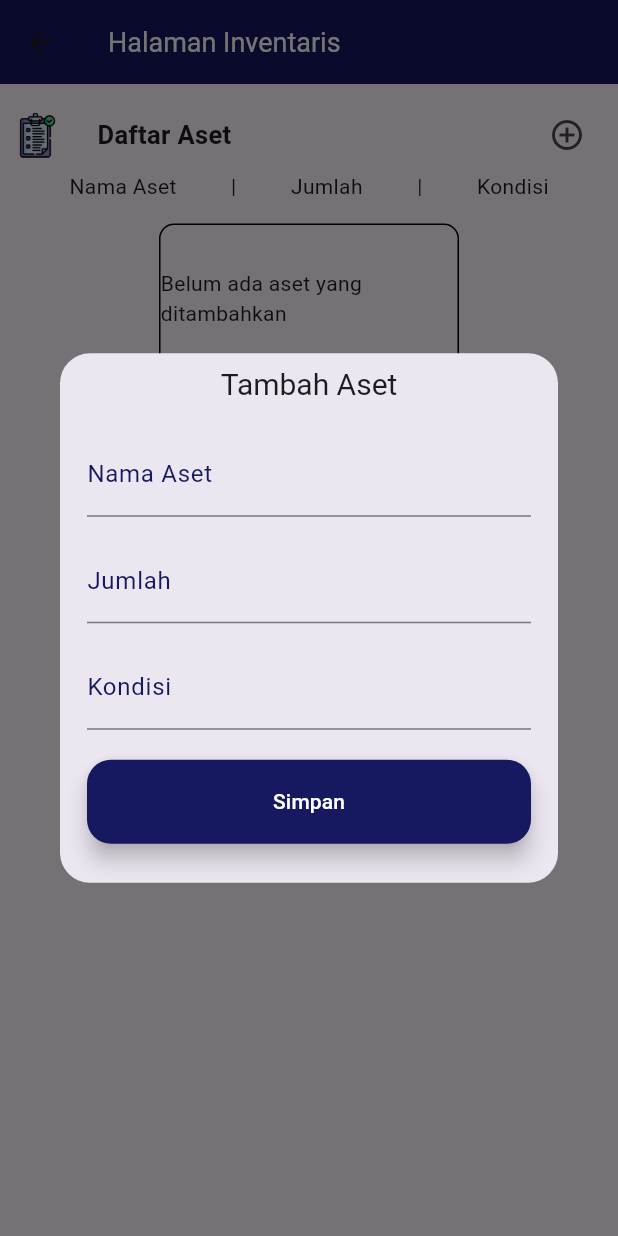
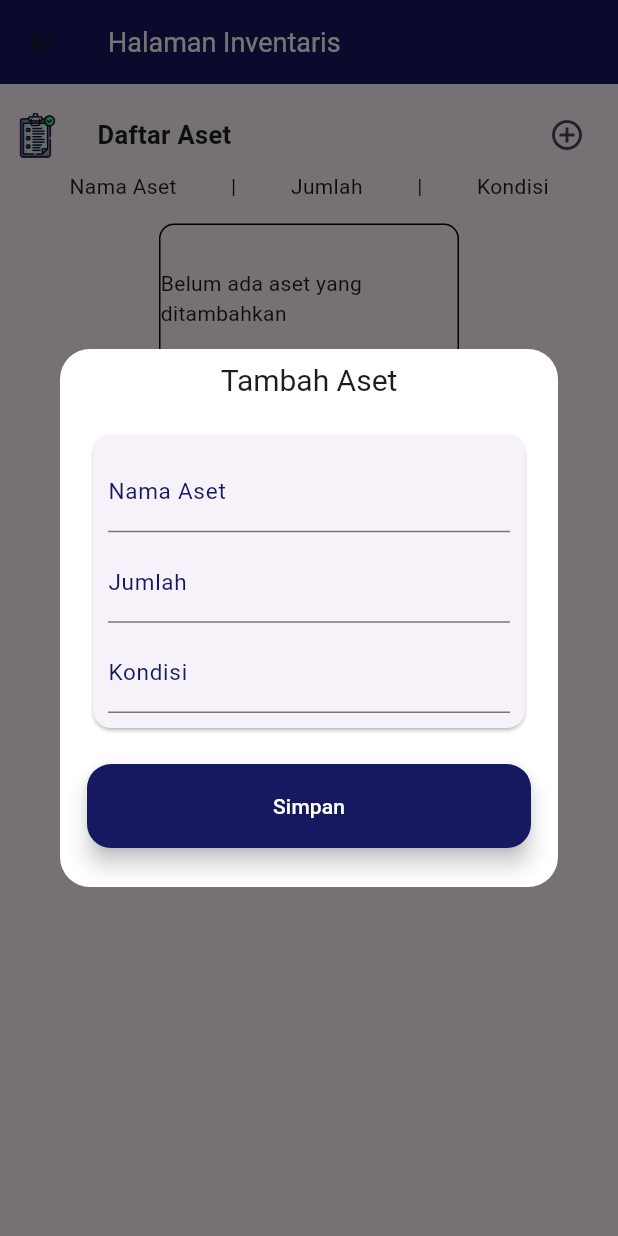
Before and after one commit to Rafiyudistra721/griya_rt_app, a Flutter app: the InvenView screen opened by its route, after a tap on the "add circle outline" icon, on a phone screen of 412 x 824 dp. Run offline on Flutter 3.47's test engine with Material 3 defaults, Android fonts, the light colour scheme and no system bars; drawn by our look-alikes of nb_utils; our stand-ins replace cloud_firestore, firebase_auth, firebase_core, firebase_storage, get; accounts and stored records are empty.

Commit message:
Add asset edit and delete functionality

```diff
--- a/lib/app/modules/inven/controllers/inven_controller.dart
+++ b/lib/app/modules/inven/controllers/inven_controller.dart
@@ -55,6 +55,7 @@ class InvenController extends GetxController {
           try {
             await invenModel.delete();
             Get.back();
+            toast("Aset Telah Dihapus");
           } catch (e) {
             print(e);
           }
--- a/lib/app/modules/inven/views/inven_view.dart
+++ b/lib/app/modules/inven/views/inven_view.dart
@@ -1,6 +1,7 @@
 import 'package:flutter/material.dart';
 
 import 'package:get/get.dart';
+import 'package:griya_rt_app/app/data/Models/inven_model.dart';
 import 'package:griya_rt_app/app/utils/colors.dart';
 import 'package:griya_rt_app/app/widgets/asset_form.dart';
 import 'package:griya_rt_app/app/widgets/asset_list.dart';
@@ -41,9 +42,10 @@ class InvenView extends GetView<InvenController> {
                   IconButton(
                       onPressed: () {
                         Get.defaultDialog(
+                          backgroundColor: Colors.white,
                           contentPadding: EdgeInsets.zero,
                           barrierDismissible: true,
-                          content: AssetForm(),
+                          content: AssetForm(invenModel: InvenModel(),),
                           title: "Tambah Aset",
                           titleStyle: const TextStyle(
                             fontSize: 20,
--- a/lib/app/widgets/asset_form.dart
+++ b/lib/app/widgets/asset_form.dart
@@ -9,10 +9,11 @@ import 'package:griya_rt_app/app/utils/colors.dart';
 import 'package:nb_utils/nb_utils.dart';
 
 class AssetForm extends GetView<InvenController> {
+  AssetForm({required this.invenModel});
+  InvenModel invenModel = InvenModel();
   GlobalKey<FormState> _form = GlobalKey();
-  InvenModel invenModel = Get.arguments ?? InvenModel();
 
-  AssetForm({super.key});
+  // AssetForm({super.key});
 
   @override
   Widget build(BuildContext context) {
@@ -24,6 +25,11 @@ class AssetForm extends GetView<InvenController> {
           key: _form,
           child: Column(
             children: [
+              Card(
+                child: Container(
+                  padding: const EdgeInsets.all(10),
+                  child: Column(
+                    children: [
                       AppTextField(
                         textFieldType: TextFieldType.NAME,
                         isValidationRequired: true,
@@ -31,11 +37,11 @@ class AssetForm extends GetView<InvenController> {
                         decoration: const InputDecoration(
                             labelText: "Nama Aset",
                             hintText: "nama aset",
-                    labelStyle: TextStyle(color: colorPrimary),
+                            labelStyle: TextStyle(color: colorPrimary, fontSize: 15),
                             focusedBorder: UnderlineInputBorder(
                                 borderSide: BorderSide(color: colorPrimary))),
                       ),
-              15.height,
+                      5.height,
                       AppTextField(
                         textFieldType: TextFieldType.PHONE,
                         isValidationRequired: true,
@@ -43,13 +49,14 @@ class AssetForm extends GetView<InvenController> {
                         decoration: const InputDecoration(
                             labelText: "Jumlah",
                             hintText: "jumlah aset",
-                  labelStyle: TextStyle(color: colorPrimary),
+                            labelStyle: TextStyle(color: colorPrimary, fontSize: 15),
                             focusedBorder: UnderlineInputBorder(
-                      borderSide: BorderSide(color: colorPrimary))
+                                borderSide: BorderSide(color: colorPrimary))),
+                        inputFormatters: [
+                          FilteringTextInputFormatter.digitsOnly
+                        ],
                       ),
-                inputFormatters: [FilteringTextInputFormatter.digitsOnly],
-              ),
-              15.height,
+                      5.height,
                       AppTextField(
                         textFieldType: TextFieldType.NAME,
                         isValidationRequired: true,
@@ -57,9 +64,13 @@ class AssetForm extends GetView<InvenController> {
                         decoration: const InputDecoration(
                             labelText: "Kondisi",
                             hintText: "kondisi aset",
-                    labelStyle: TextStyle(color: colorPrimary),
+                            labelStyle: TextStyle(color: colorPrimary, fontSize: 15),
                             focusedBorder: UnderlineInputBorder(
                                 borderSide: BorderSide(color: colorPrimary))),
+                      ),
+                    ],
+                  ),
+                ),
               ),
               20.height,
               SizedBox(
```
Also changed, not shown: lib/app/widgets/asset_list.dart (+48 -12 lines). Lines whose indentation alone changed are shown as unchanged.
